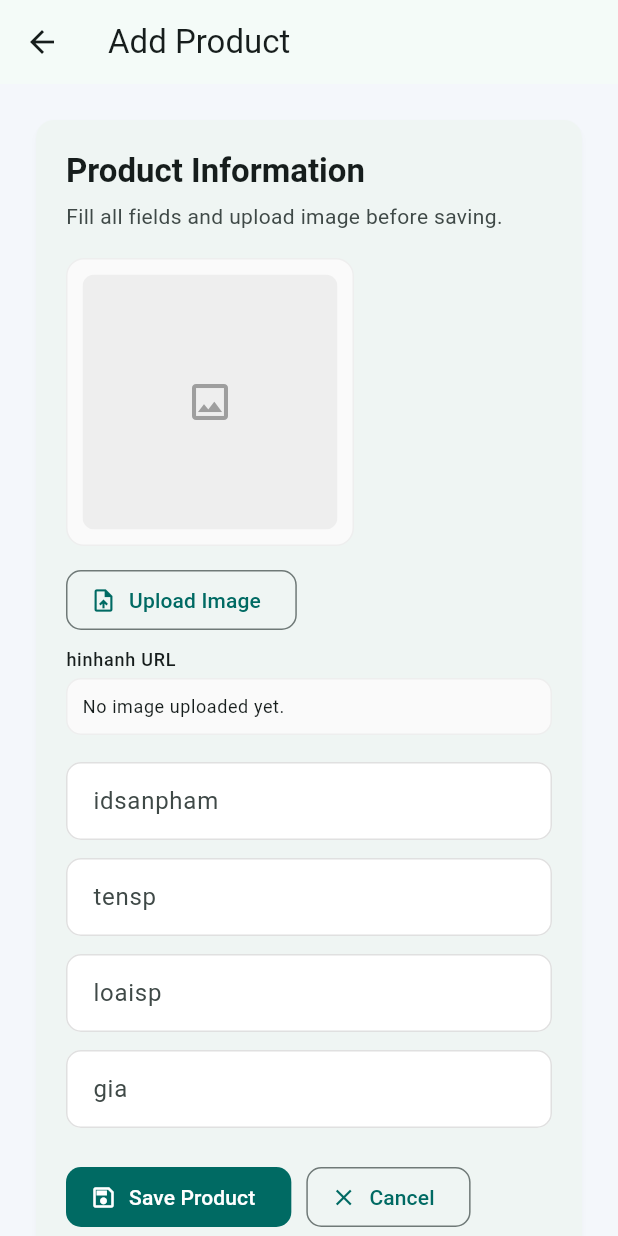
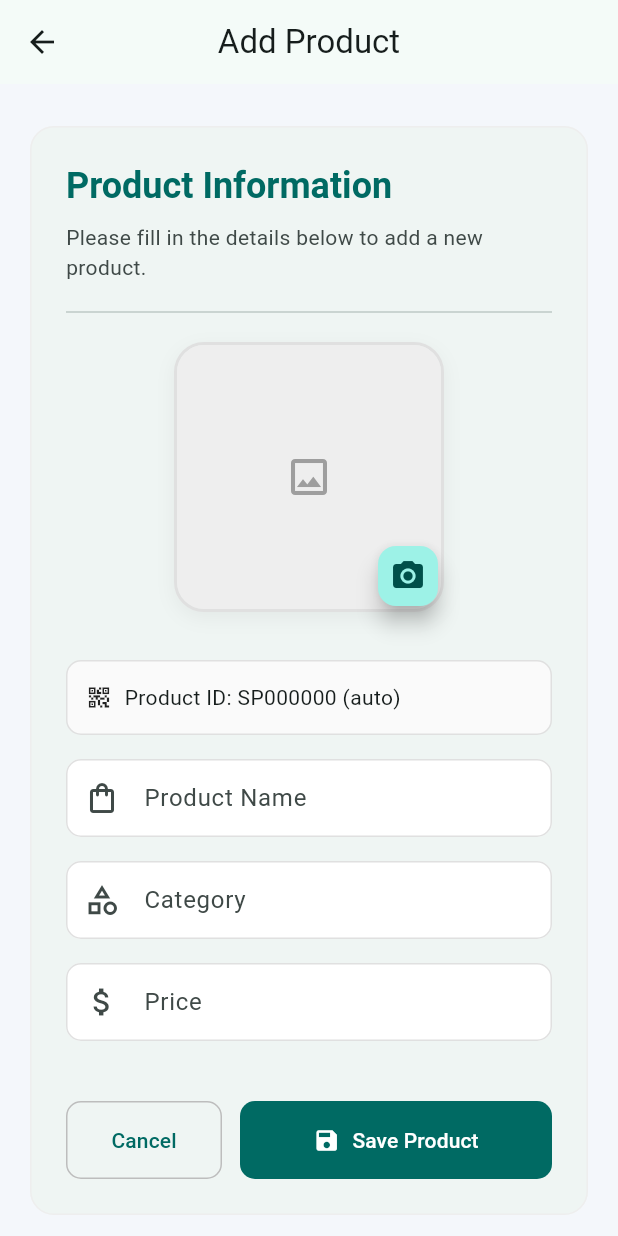
Before and after one commit to levanquang123/Mid_exam_flutter, a Flutter app: the ProductFormPage screen opened directly, on a phone screen of 412 x 824 dp. Run offline on Flutter 3.47's test engine with Material 3 defaults, Android fonts, the phone set to English and light mode, and no system bars; our stand-ins replace cloud_firestore, file_picker, firebase_auth, firebase_core, firebase_storage; accounts and stored records are empty.

Commit message:
error upload image

```diff
--- a/lib/pages/product_form_page.dart
+++ b/lib/pages/product_form_page.dart
@@ -22,7 +22,6 @@ class ProductFormPage extends StatefulWidget {
 class _ProductFormPageState extends State<ProductFormPage> {
   final _formKey = GlobalKey<FormState>();
 
-  late final TextEditingController _idsanphamController;
   late final TextEditingController _tenspController;
   late final TextEditingController _loaispController;
   late final TextEditingController _giaController;
@@ -31,27 +30,33 @@ class _ProductFormPageState extends State<ProductFormPage> {
   Uint8List? _previewBytes;
   bool _isSaving = false;
   bool _isUploading = false;
+  late final String _autoProductId;
 
   @override
   void initState() {
     super.initState();
     final product = widget.product;
-    _idsanphamController = TextEditingController(text: product?.idsanpham ?? '');
     _tenspController = TextEditingController(text: product?.tensp ?? '');
     _loaispController = TextEditingController(text: product?.loaisp ?? '');
     _giaController = TextEditingController(
       text: product != null ? product.gia.toString() : '',
     );
     _hinhanh = product?.hinhanh ?? '';
+    _autoProductId = product?.idsanpham ?? _generateProductId();
   }
 
   @override
   void dispose() {
-    _idsanphamController.dispose();
     _tenspController.dispose();
     _loaispController.dispose();
     _giaController.dispose();
     super.dispose();
+  }
+
+  String _generateProductId() {
+    final millis = DateTime.now().millisecondsSinceEpoch.toString();
+    final suffix = millis.substring(millis.length - 6);
+    return 'SP$suffix';
   }
 
   Future<void> _pickAndUploadImage() async {
@@ -73,6 +78,10 @@ class _ProductFormPageState extends State<ProductFormPage> {
       final bytes = file.bytes;
       if (bytes == null) {
         throw Exception('Cannot read selected image.');
+      }
+      const maxSizeBytes = 2 * 1024 * 1024;
+      if (file.size > maxSizeBytes) {
+        throw Exception('Image too large. Please choose file <= 2MB.');
       }
 
       setState(() {
@@ -113,7 +122,7 @@ class _ProductFormPageState extends State<ProductFormPage> {
 
     final giaValue = double.tryParse(_giaController.text.trim());
     if (giaValue == null || giaValue <= 0) {
-      AppSnackbar.showError(context, 'gia must be a positive number.');
+      AppSnackbar.showError(context, 'Gia must be a positive number.');
       return;
     }
 
@@ -123,7 +132,7 @@ class _ProductFormPageState extends State<ProductFormPage> {
 
     final product = Product(
       docId: widget.product?.docId,
-      idsanpham: _idsanphamController.text.trim(),
+      idsanpham: _autoProductId,
       tensp: _tenspController.text.trim(),
       loaisp: _loaispController.text.trim(),
       gia: giaValue,
@@ -159,185 +168,182 @@ class _ProductFormPageState extends State<ProductFormPage> {
     return Scaffold(
       appBar: AppBar(
         title: Text(widget.isEdit ? 'Edit Product' : 'Add Product'),
+        centerTitle: true,
       ),
       body: SingleChildScrollView(
-        padding: const EdgeInsets.all(20),
+        padding: const EdgeInsets.symmetric(horizontal: 16, vertical: 24),
         child: Center(
           child: ConstrainedBox(
-            constraints: const BoxConstraints(maxWidth: 760),
+            constraints: const BoxConstraints(maxWidth: 600),
             child: Card(
+              elevation: 0,
+              shape: RoundedRectangleBorder(
+                borderRadius: BorderRadius.circular(16),
+                side: BorderSide(color: Colors.grey.shade200),
+              ),
               child: Padding(
-                padding: const EdgeInsets.all(20),
+                padding: const EdgeInsets.all(24),
                 child: Form(
                   key: _formKey,
                   child: Column(
                     crossAxisAlignment: CrossAxisAlignment.start,
                     children: [
                       Text(
-                        'Product Information',
-                        style: theme.textTheme.titleLarge?.copyWith(fontWeight: FontWeight.w700),
+                        widget.isEdit ? 'Edit Product Details' : 'Product Information',
+                        style: theme.textTheme.headlineSmall?.copyWith(
+                          fontWeight: FontWeight.bold,
+                          color: theme.colorScheme.primary,
                         ),
-                      const SizedBox(height: 6),
+                      ),
+                      const SizedBox(height: 8),
                       Text(
-                        'Fill all fields and upload image before saving.',
+                        'Please fill in the details below to ${widget.isEdit ? 'update the' : 'add a new'} product.',
                         style: theme.textTheme.bodyMedium?.copyWith(
                           color: theme.colorScheme.onSurfaceVariant,
                         ),
                       ),
-                      const SizedBox(height: 18),
-                      LayoutBuilder(
-                        builder: (context, constraints) {
-                          final isWide = constraints.maxWidth >= 650;
-                          final imageBox = Container(
-                            padding: const EdgeInsets.all(10),
+                      const Divider(height: 40),
+
+                      // Image Section
+                      Center(
+                        child: Stack(
+                          children: [
+                            Container(
+                              width: 180,
+                              height: 180,
                               decoration: BoxDecoration(
-                              color: Colors.grey.shade50,
-                              borderRadius: BorderRadius.circular(12),
-                              border: Border.all(color: Colors.grey.shade200),
+                                borderRadius: BorderRadius.circular(20),
+                                border: Border.all(color: Colors.grey.shade300, width: 2),
+                                boxShadow: [
+                                  BoxShadow(
+                                    color: Colors.black.withOpacity(0.05),
+                                    blurRadius: 10,
+                                    offset: const Offset(0, 4),
                                   ),
+                                ],
+                              ),
+                              child: ClipRRect(
+                                borderRadius: BorderRadius.circular(18),
                                 child: ProductImageBox(
                                   imageUrl: _previewBytes == null ? _hinhanh : null,
                                   imageBytes: _previewBytes,
-                              width: 170,
-                              height: 170,
+                                  width: 180,
+                                  height: 180,
                                 ),
-                          );
-
-                          final uploadPanel = Column(
-                            crossAxisAlignment: CrossAxisAlignment.start,
-                            children: [
-                              OutlinedButton.icon(
+                              ),
+                            ),
+                            Positioned(
+                              bottom: 0,
+                              right: 0,
+                              child: FloatingActionButton.small(
                                 onPressed: isBusy ? null : _pickAndUploadImage,
-                                icon: _isUploading
+                                child: _isUploading
                                     ? const SizedBox(
-                                        width: 16,
-                                        height: 16,
+                                        width: 18,
+                                        height: 18,
                                         child: CircularProgressIndicator(strokeWidth: 2),
                                       )
-                                    : const Icon(Icons.upload_file_outlined),
-                                label: const Text('Upload Image'),
+                                    : const Icon(Icons.camera_alt),
                               ),
-                              const SizedBox(height: 8),
-                              Text(
-                                'hinhanh URL',
-                                style: theme.textTheme.labelMedium,
                             ),
-                              const SizedBox(height: 4),
+                          ],
+                        ),
+                      ),
+                      const SizedBox(height: 32),
+
+                      // Form Fields
                       Container(
                         width: double.infinity,
-                                padding: const EdgeInsets.all(10),
+                        padding: const EdgeInsets.symmetric(horizontal: 12, vertical: 14),
                         decoration: BoxDecoration(
                           color: Colors.grey.shade50,
                           borderRadius: BorderRadius.circular(10),
-                                  border: Border.all(color: Colors.grey.shade200),
+                          border: Border.all(color: Colors.grey.shade300),
                         ),
-                                child: SelectableText(
-                                  _hinhanh.isEmpty ? 'No image uploaded yet.' : _hinhanh,
-                                  style: theme.textTheme.bodySmall,
+                        child: Row(
+                          children: [
+                            const Icon(Icons.qr_code_2_outlined, size: 18),
+                            const SizedBox(width: 8),
+                            Text(
+                              'Product ID: $_autoProductId (auto)',
+                              style: theme.textTheme.bodyMedium,
+                            ),
+                          ],
                         ),
                       ),
-                            ],
-                          );
-
-                          if (isWide) {
-                            return Row(
-                              crossAxisAlignment: CrossAxisAlignment.start,
-                              children: [
-                                imageBox,
-                                const SizedBox(width: 16),
-                                Expanded(child: uploadPanel),
-                              ],
-                            );
-                          }
-
-                          return Column(
-                            crossAxisAlignment: CrossAxisAlignment.start,
-                            children: [
-                              imageBox,
-                              const SizedBox(height: 12),
-                              uploadPanel,
-                            ],
-                          );
-                        },
+                      const SizedBox(height: 16),
+                      TextFormField(
+                        controller: _tenspController,
+                        decoration: const InputDecoration(
+                          labelText: 'Product Name',
+                          prefixIcon: Icon(Icons.shopping_bag_outlined),
+                          hintText: 'e.g. iPhone 15 Pro Max',
                         ),
-                      const SizedBox(height: 18),
+                        validator: (value) => (value ?? '').trim().isEmpty ? 'Product name is required' : null,
+                      ),
+                      const SizedBox(height: 16),
                       TextFormField(
-                        controller: _idsanphamController,
+                        controller: _loaispController,
                         decoration: const InputDecoration(
-                          labelText: 'idsanpham',
-                          hintText: 'Example: SP001',
+                          labelText: 'Category',
+                          prefixIcon: Icon(Icons.category_outlined),
+                          hintText: 'e.g. Smartphone',
+                        ),
+                        validator: (value) => (value ?? '').trim().isEmpty ? 'Category is required' : null,
+                      ),
+                      const SizedBox(height: 16),
+                      TextFormField(
+                        controller: _giaController,
+                        keyboardType: const TextInputType.numberWithOptions(decimal: true),
+                        decoration: const InputDecoration(
+                          labelText: 'Price',
+                          prefixIcon: Icon(Icons.attach_money),
+                          hintText: 'e.g. 25000000',
+                          suffixText: 'VND',
                         ),
                         validator: (value) {
-                          if ((value ?? '').trim().isEmpty) {
-                            return 'Please enter idsanpham.';
+                          final number = double.tryParse((value ?? '').trim());
+                          if (number == null || number <= 0) {
+                            return 'Enter a valid price > 0';
                           }
                           return null;
                         },
                       ),
-                      const SizedBox(height: 12),
-                      TextFormField(
-                        controller: _tenspController,
-                        decoration: const InputDecoration(
-                          labelText: 'tensp',
-                          hintText: 'Example: iPhone 14',
+                      const SizedBox(height: 40),
+
+                      // Action Buttons
+                      Row(
+                        children: [
+                          Expanded(
+                            child: OutlinedButton(
+                              onPressed: isBusy ? null : () => Navigator.of(context).pop(false),
+                              style: OutlinedButton.styleFrom(
+                                padding: const EdgeInsets.symmetric(vertical: 16),
+                                side: BorderSide(color: Colors.grey.shade400),
                               ),
-                        validator: (value) {
-                          if ((value ?? '').trim().isEmpty) {
-                            return 'Please enter tensp.';
-                          }
-                          return null;
-                        },
+                              child: const Text('Cancel'),
                             ),
-                      const SizedBox(height: 12),
-                      TextFormField(
-                        controller: _loaispController,
-                        decoration: const InputDecoration(
-                          labelText: 'loaisp',
-                          hintText: 'Example: Phone',
                           ),
-                        validator: (value) {
-                          if ((value ?? '').trim().isEmpty) {
-                            return 'Please enter loaisp.';
-                          }
-                          return null;
-                        },
+                          const SizedBox(width: 12),
+                          Expanded(
+                            flex: 2,
+                            child: FilledButton.icon(
+                              onPressed: isBusy ? null : _saveProduct,
+                              style: FilledButton.styleFrom(
+                                padding: const EdgeInsets.symmetric(vertical: 16),
                               ),
-                      const SizedBox(height: 12),
-                      TextFormField(
-                        controller: _giaController,
-                        keyboardType: const TextInputType.numberWithOptions(decimal: true),
-                        decoration: const InputDecoration(
-                          labelText: 'gia',
-                          hintText: 'Example: 12000000',
-                        ),
-                        validator: (value) {
-                          final number = double.tryParse((value ?? '').trim());
-                          if (number == null || number <= 0) {
-                            return 'Please enter valid gia > 0.';
-                          }
-                          return null;
-                        },
-                      ),
-                      const SizedBox(height: 22),
-                      Wrap(
-                        spacing: 10,
-                        runSpacing: 10,
-                        children: [
-                          FilledButton.icon(
-                            onPressed: isBusy ? null : _saveProduct,
                               icon: _isSaving
                                   ? const SizedBox(
-                                    width: 16,
-                                    height: 16,
-                                    child: CircularProgressIndicator(strokeWidth: 2),
+                                      width: 18,
+                                      height: 18,
+                                      child: CircularProgressIndicator(
+                                        strokeWidth: 2,
+                                        color: Colors.white,
+                                      ),
                                     )
-                                : const Icon(Icons.save_outlined),
+                                  : Icon(widget.isEdit ? Icons.check : Icons.save),
                               label: Text(widget.isEdit ? 'Update Product' : 'Save Product'),
                             ),
-                          OutlinedButton.icon(
-                            onPressed: isBusy ? null : () => Navigator.of(context).pop(false),
-                            icon: const Icon(Icons.close),
-                            label: const Text('Cancel'),
                           ),
                         ],
                       ),
--- a/lib/widgets/product_image_box.dart
+++ b/lib/widgets/product_image_box.dart
@@ -1,5 +1,7 @@
 import 'dart:typed_data';
 
+import 'package:firebase_storage/firebase_storage.dart';
+import 'package:flutter/foundation.dart';
 import 'package:flutter/material.dart';
 
 class ProductImageBox extends StatelessWidget {
@@ -23,10 +25,30 @@ class ProductImageBox extends StatelessWidget {
     if (imageBytes != null) {
       child = Image.memory(imageBytes!, fit: BoxFit.cover);
     } else if (imageUrl != null && imageUrl!.isNotEmpty) {
-      child = Image.network(
-        imageUrl!,
-        fit: BoxFit.cover,
-        errorBuilder: (context, error, stackTrace) => _placeholder(),
+      child = FutureBuilder<String?>(
+        future: _resolveImageUrl(imageUrl!),
+        builder: (context, snapshot) {
+          if (snapshot.connectionState == ConnectionState.waiting) {
+            return const Center(
+              child: SizedBox(
+                width: 20,
+                height: 20,
+                child: CircularProgressIndicator(strokeWidth: 2),
+              ),
+            );
+          }
+
+          final resolvedUrl = snapshot.data;
+          if (resolvedUrl == null || resolvedUrl.isEmpty) {
+            return _placeholder(hasError: true);
+          }
+
+          return Image.network(
+            resolvedUrl,
+            fit: BoxFit.cover,
+            errorBuilder: (context, error, stackTrace) => _placeholder(hasError: true),
+          );
+        },
       );
     } else {
       child = _placeholder();
@@ -43,9 +65,42 @@ class ProductImageBox extends StatelessWidget {
     );
   }
 
-  Widget _placeholder() {
-    return const Center(
-      child: Icon(Icons.image_outlined, size: 32, color: Colors.grey),
+  Future<String?> _resolveImageUrl(String rawUrl) async {
+    final url = rawUrl.trim();
+    if (url.isEmpty) return null;
+
+    if (url.startsWith('http://') || url.startsWith('https://')) {
+      return url;
+    }
+
+    if (url.startsWith('gs://')) {
+      try {
+        return await FirebaseStorage.instance.refFromURL(url).getDownloadURL();
+      } catch (e) {
+        debugPrint('Image resolve failed for gs URL: $url, error: $e');
+        return null;
+      }
+    }
+
+    // Support plain storage path like: product_images/abc.png
+    if (!url.contains(' ')) {
+      try {
+        return await FirebaseStorage.instance.ref(url).getDownloadURL();
+      } catch (e) {
+        debugPrint('Image resolve failed for storage path: $url, error: $e');
+      }
+    }
+
+    return null;
+  }
+
+  Widget _placeholder({bool hasError = false}) {
+    return Center(
+      child: Icon(
+        hasError ? Icons.broken_image_outlined : Icons.image_outlined,
+        size: 32,
+        color: Colors.grey,
+      ),
     );
   }
 }
```
Also changed, not shown: lib/pages/product_list_page.dart (+132 -174 lines), lib/services/storage_service.dart (+23 -3 lines). Lines whose indentation alone changed are shown as unchanged.
